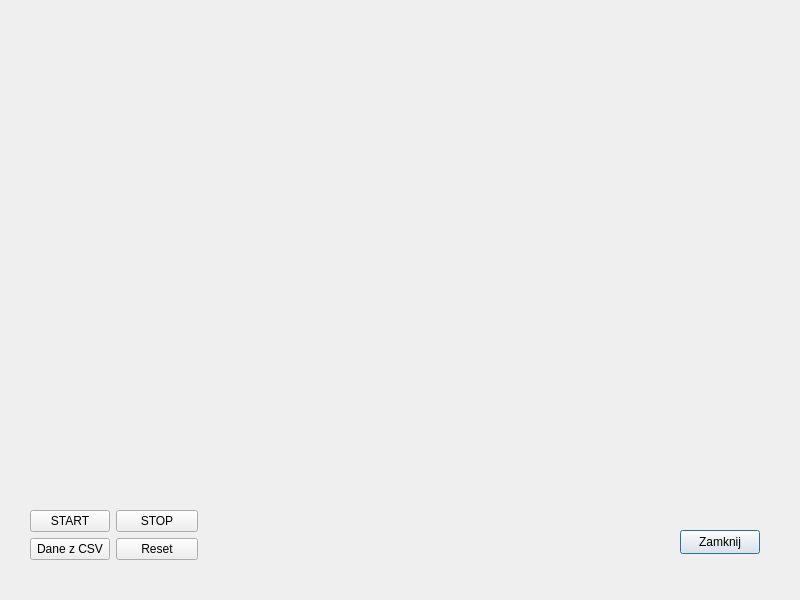
Above: src/app/simwindow.ui from DomaszDomingo/Preventive_v2_0 before the change. Below: the same form after it.
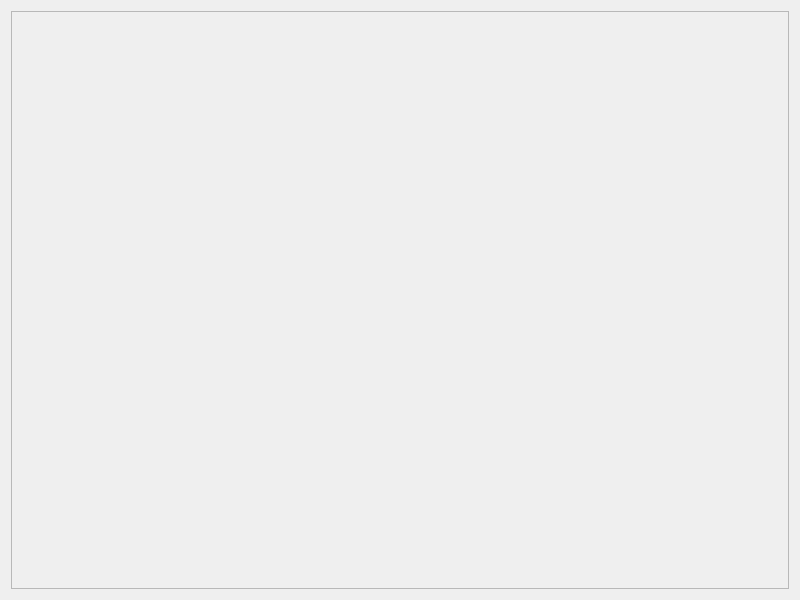
That is the form after the change. Custom widgets are drawn as their Qt base class.

What changed in the file:
```diff
--- a/src/app/simwindow.ui
+++ b/src/app/simwindow.ui
@@ -13,78 +13,26 @@
   <property name="windowTitle">
    <string>Dialog</string>
   </property>
-  <widget class="QPushButton" name="closeSimulatorBtn">
-   <property name="geometry">
-    <rect>
-     <x>680</x>
-     <y>530</y>
-     <width>80</width>
-     <height>24</height>
-    </rect>
-   </property>
-   <property name="text">
-    <string>Zamknij</string>
-   </property>
-  </widget>
-  <widget class="QCustomPlot" name="plotWidget" native="true">
-   <property name="geometry">
-    <rect>
-     <x>39</x>
-     <y>29</y>
-     <width>321</width>
-     <height>191</height>
-    </rect>
-   </property>
-  </widget>
-  <widget class="QWidget" name="layoutWidget">
-   <property name="geometry">
-    <rect>
-     <x>30</x>
-     <y>510</y>
-     <width>168</width>
-     <height>56</height>
-    </rect>
-   </property>
-   <layout class="QFormLayout" name="formLayout">
-    <item row="0" column="0">
-     <widget class="QPushButton" name="btnStart">
-      <property name="text">
-       <string>START</string>
+  <layout class="QGridLayout" name="gridLayout">
+   <item row="0" column="0">
+    <widget class="QScrollArea" name="scrollArea">
+     <property name="widgetResizable">
+      <bool>true</bool>
+     </property>
+     <widget class="QWidget" name="chartsContainer">
+      <property name="geometry">
+       <rect>
+        <x>0</x>
+        <y>0</y>
+        <width>780</width>
+        <height>580</height>
+       </rect>
       </property>
      </widget>
-    </item>
-    <item row="0" column="1">
-     <widget class="QPushButton" name="btnStop">
-      <property name="text">
-       <string>STOP</string>
-      </property>
-     </widget>
-    </item>
-    <item row="1" column="0">
-     <widget class="QPushButton" name="importCsvBtn">
-      <property name="text">
-       <string>Dane z CSV</string>
-      </property>
-     </widget>
-    </item>
-    <item row="1" column="1">
-     <widget class="QPushButton" name="btnReset">
-      <property name="text">
-       <string>Reset</string>
-      </property>
-     </widget>
-    </item>
-   </layout>
-  </widget>
+    </widget>
+   </item>
+  </layout>
  </widget>
- <customwidgets>
-  <customwidget>
-   <class>QCustomPlot</class>
-   <extends>QWidget</extends>
-   <header>3rdPart/qcustomplot/qcustomplot.h</header>
-   <container>1</container>
-  </customwidget>
- </customwidgets>
  <resources/>
  <connections/>
 </ui>
```
Left out of the diff: 6 changed lines with no effect on the pictures.
